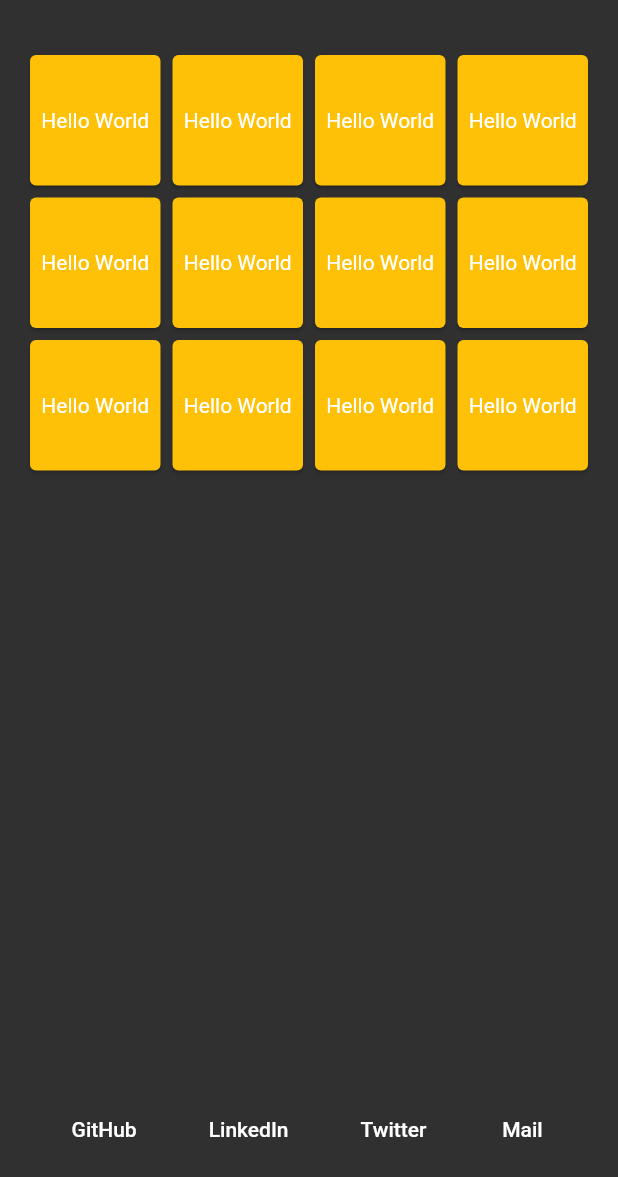
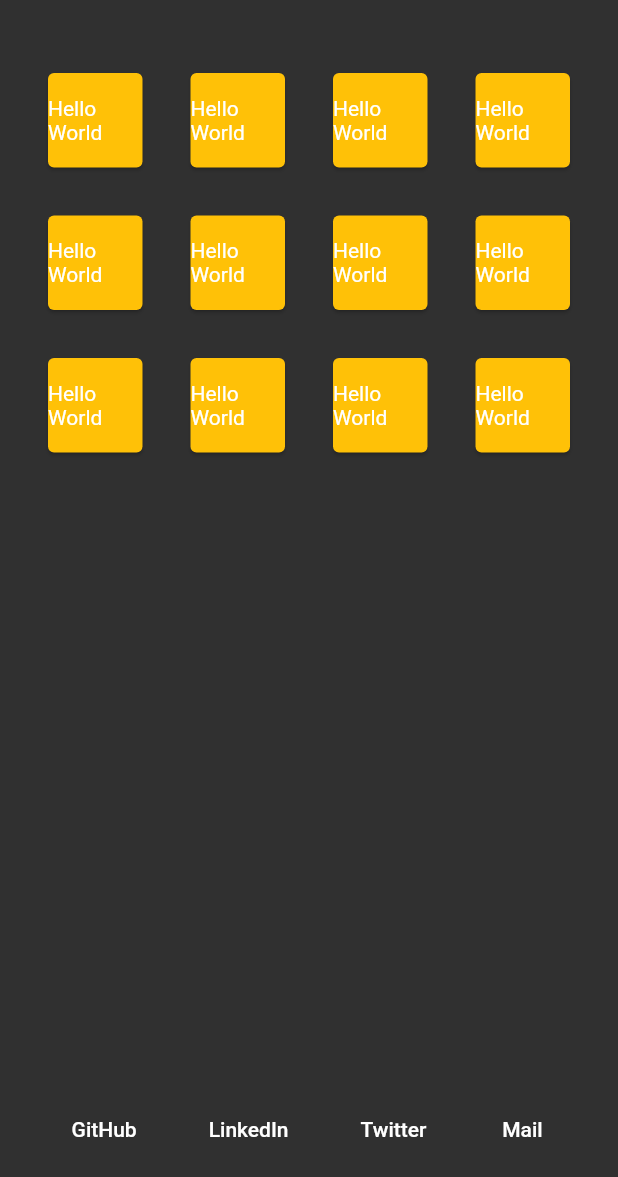
Before and after one commit to h1midi/myblog, a Flutter app: the screen it shows after launch, on a phone screen of 412 x 824 dp, the part 59-1236 px from its top. Run offline on Flutter 3.47's test engine with Material 2 defaults, Android fonts, the light colour scheme and no system bars.

```diff
--- a/lib/main.dart
+++ b/lib/main.dart
@@ -124,50 +124,62 @@ class _MyHomePageState extends State<MyHomePage> {
           crossAxisCount: 4,
           children: [
             Card(
+              margin: EdgeInsets.all(16),
               child: Center(child: Text('Hello World')),
               color: Colors.amber,
               ),
             Card(
+              margin: EdgeInsets.all(16),
               child: Center(child: Text('Hello World')),
               color: Colors.amber,
               ),
             Card(
+              margin: EdgeInsets.all(16),
               child: Center(child: Text('Hello World')),
               color: Colors.amber,
               ),
             Card(
+              margin: EdgeInsets.all(16),
               child: Center(child: Text('Hello World')),
               color: Colors.amber,
               ),
             Card(
+              margin: EdgeInsets.all(16),
               child: Center(child: Text('Hello World')),
               color: Colors.amber,
               ),
             Card(
+              margin: EdgeInsets.all(16),
               child: Center(child: Text('Hello World')),
               color: Colors.amber,
               ),
             Card(
+              margin: EdgeInsets.all(16),
               child: Center(child: Text('Hello World')),
               color: Colors.amber,
               ),
             Card(
+              margin: EdgeInsets.all(16),
               child: Center(child: Text('Hello World')),
               color: Colors.amber,
               ),
             Card(
+              margin: EdgeInsets.all(16),
               child: Center(child: Text('Hello World')),
               color: Colors.amber,
               ),
             Card(
+              margin: EdgeInsets.all(16),
               child: Center(child: Text('Hello World')),
               color: Colors.amber,
               ),
             Card(
+              margin: EdgeInsets.all(16),
               child: Center(child: Text('Hello World')),
               color: Colors.amber,
               ),
             Card(
+              margin: EdgeInsets.all(16),
               child: Center(child: Text('Hello World')),
               color: Colors.amber,
               ),
```
Also changed, not shown: 1 other file.
